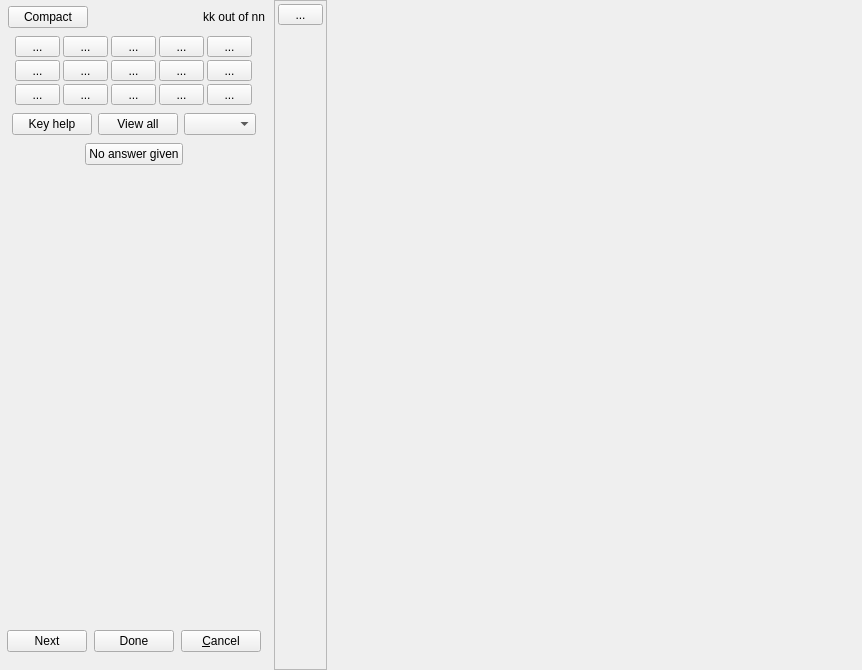
Old version of the form qtCreatorFiles/ui_annotator_rhm.ui in the repository plomgrading/plom.
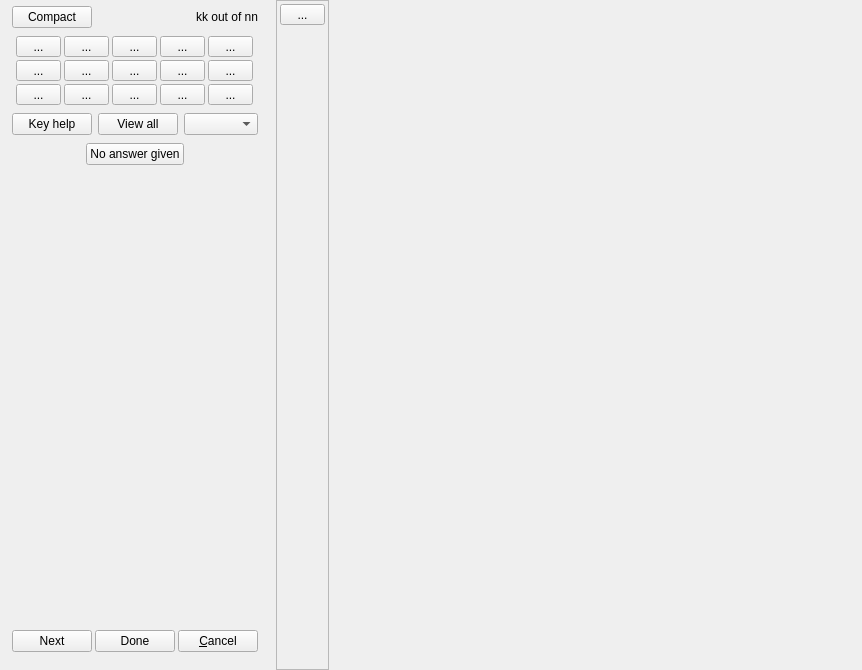
New version of the form.

```diff
--- a/qtCreatorFiles/ui_annotator_rhm.ui
+++ b/qtCreatorFiles/ui_annotator_rhm.ui
@@ -63,13 +63,13 @@
           <number>3</number>
          </property>
          <property name="leftMargin">
-          <number>3</number>
+          <number>12</number>
          </property>
          <property name="topMargin">
           <number>3</number>
          </property>
          <property name="rightMargin">
-          <number>3</number>
+          <number>12</number>
          </property>
          <property name="bottomMargin">
           <number>3</number>
@@ -566,13 +566,13 @@
           <number>3</number>
          </property>
          <property name="leftMargin">
-          <number>3</number>
+          <number>12</number>
          </property>
          <property name="topMargin">
           <number>3</number>
          </property>
          <property name="rightMargin">
-          <number>3</number>
+          <number>12</number>
          </property>
          <item>
           <widget class="QPushButton" name="finishedButton">
```
